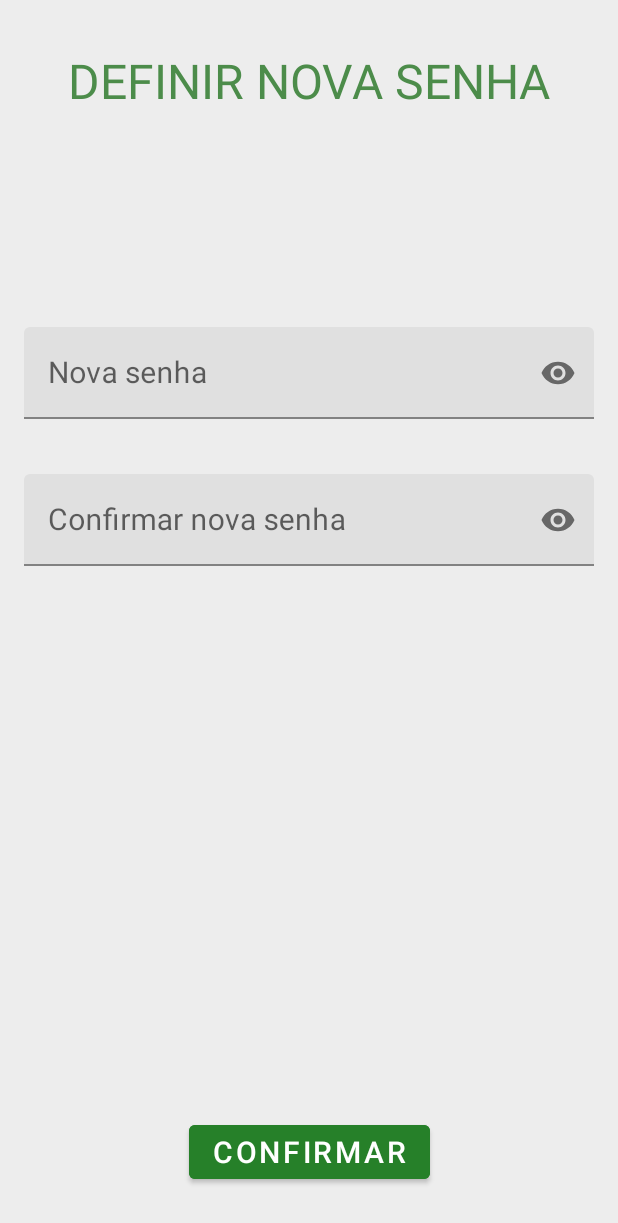
After one commit to Projeto-Integrador-6/Frontend, an Android app: the NewPasswordFragment screen opened through its navigation route, on a phone screen of 412 x 824 dp. The commit adds this screen. Shown: the top 1223 px of the screen. Run offline under Robolectric (Android 15) with nearby library versions, the phone set to English and light mode, and no system bars; 1 statement that could not run was skipped.

Commit message:
Fluxo do primeiro login

```diff
--- /dev/null
+++ b/app/src/main/java/com/pi/ativas/firstLogin/NewPasswordFragment.kt
@@ -0,0 +1,65 @@
+package com.pi.ativas.firstLogin
+
+import android.os.Bundle
+import android.view.LayoutInflater
+import android.view.View
+import android.view.ViewGroup
+import android.widget.Toast
+import androidx.fragment.app.Fragment
+import androidx.navigation.fragment.findNavController
+import com.google.android.material.dialog.MaterialAlertDialogBuilder
+import com.pi.ativas.R
+import com.pi.ativas.databinding.FragmentNewPasswordBinding
+
+class NewPasswordFragment : Fragment(){
+
+    private lateinit var binding: FragmentNewPasswordBinding
+
+    override fun onCreate(savedInstanceState: Bundle?) {
+        super.onCreate(savedInstanceState)
+    }
+
+    override fun onCreateView(
+        inflater: LayoutInflater,
+        container: ViewGroup?,
+        savedInstanceState: Bundle?
+    ): View? {
+
+        binding = FragmentNewPasswordBinding.inflate(layoutInflater)
+        initViews()
+
+        return binding.root
+    }
+
+
+    private fun initViews(){
+        with(binding){
+            btnConfirmar.setOnClickListener {
+                confirmNewPasswordLayout.error = null
+                newPasswordLayout.error = null
+                if (isValidPassword(txtNewPassword.text.toString().trim())){
+                    if(txtNewPassword.text.toString() == txtConfirmNewPassword.text.toString()){
+                        callNewPassword()
+                    }else{
+                        confirmNewPasswordLayout.error = "Confirmação de senha incorreta!"
+                    }
+
+                }else {
+                    newPasswordLayout.error = "Senha muito fraca!"
+                }
+            }
+        }
+    }
+
+    private fun callNewPassword(){
+        MaterialAlertDialogBuilder(requireContext())
+            .setTitle("NOVA SENHA DEFINIDA COM SUCESSO")
+            .setMessage("Volte a tela de login e use suas novas credenciais!")
+            .setPositiveButton("OK") { dialog, which ->
+                findNavController().navigate(R.id.action_newPasswordFragment_to_loginFragment)
+            }
+            .show()
+    }
+
+
+}
--- /dev/null
+++ b/app/src/main/res/layout/fragment_new_password.xml
@@ -0,0 +1,83 @@
+<?xml version="1.0" encoding="utf-8"?>
+<androidx.constraintlayout.widget.ConstraintLayout
+    xmlns:android="http://schemas.android.com/apk/res/android"
+    xmlns:app="http://schemas.android.com/apk/res-auto"
+    xmlns:tools="http://schemas.android.com/tools"
+    android:layout_width="match_parent"
+    android:layout_height="match_parent">
+
+    <com.google.android.material.textview.MaterialTextView
+        android:id="@+id/titleNewPassword"
+        android:layout_width="match_parent"
+        android:layout_height="wrap_content"
+        android:text="@string/definir_nova_senha"
+        android:textAlignment="center"
+        android:textAllCaps="true"
+        android:textColor="@color/primaryLightColor"
+        android:textSize="32sp"
+        android:layout_marginTop="32dp"
+        app:layout_constraintTop_toTopOf="parent"/>
+
+    <com.google.android.material.textfield.TextInputLayout
+        android:id="@+id/newPasswordLayout"
+        android:layout_width="match_parent"
+        android:layout_height="wrap_content"
+        android:layout_marginTop="32dp"
+        android:layout_marginHorizontal="16dp"
+        app:endIconMode="password_toggle"
+        app:errorEnabled="true"
+        app:layout_constraintTop_toBottomOf="@id/titleNewPassword"
+        app:layout_constraintStart_toStartOf="parent"
+        app:layout_constraintEnd_toEndOf="parent"
+        app:layout_constraintBottom_toTopOf="@id/btnConfirmar"
+        app:layout_constraintVertical_bias="0.2"
+        android:hint="@string/nova_senha"
+        app:hintTextColor="@color/black">
+
+        <com.google.android.material.textfield.TextInputEditText
+            android:id="@+id/txtNewPassword"
+            android:layout_width="match_parent"
+            android:layout_height="wrap_content"
+            android:inputType="textPassword"
+            android:textSize="20sp" />
+
+    </com.google.android.material.textfield.TextInputLayout>
+
+    <com.google.android.material.textfield.TextInputLayout
+        android:id="@+id/confirmNewPasswordLayout"
+        android:layout_width="match_parent"
+        android:layout_height="wrap_content"
+        android:layout_marginTop="16dp"
+        android:layout_marginHorizontal="16dp"
+        app:endIconMode="password_toggle"
+        app:errorEnabled="true"
+        app:layout_constraintTop_toBottomOf="@id/newPasswordLayout"
+        app:layout_constraintStart_toStartOf="parent"
+        app:layout_constraintEnd_toEndOf="parent"
+        android:hint="@string/confirmar_nova_senha"
+        app:hintTextColor="@color/black">
+
+        <com.google.android.material.textfield.TextInputEditText
+            android:id="@+id/txtConfirmNewPassword"
+            android:layout_width="match_parent"
+            android:layout_height="wrap_content"
+            android:inputType="textPassword"
+            android:textSize="20sp" />
+
+    </com.google.android.material.textfield.TextInputLayout>
+
+    <com.google.android.material.button.MaterialButton
+        android:id="@+id/btnConfirmar"
+        android:layout_width="wrap_content"
+        android:layout_height="wrap_content"
+        android:backgroundTint="@color/backgroundBottom"
+        android:text="@string/confirmar"
+        android:textColor="@color/white"
+        android:textSize="20sp"
+        android:layout_marginBottom="32dp"
+        android:layout_marginHorizontal="16dp"
+        app:layout_constraintStart_toStartOf="parent"
+        app:layout_constraintEnd_toEndOf="parent"
+        app:layout_constraintBottom_toBottomOf="parent"/>
+
+</androidx.constraintlayout.widget.ConstraintLayout>
--- a/app/src/main/res/navigation/navigation.xml
+++ b/app/src/main/res/navigation/navigation.xml
@@ -24,10 +24,19 @@
         tools:layout="@layout/fragment_login">
         <action
             android:id="@+id/action_loginFragment_to_homeStudentFragment"
-            app:destination="@id/homeStudentFragment" />
+            app:destination="@id/homeStudentFragment"
+            app:popUpTo="@id/loginFragment"
+            app:popUpToInclusive="true"/>
         <action
             android:id="@+id/action_loginFragment_to_homeTeacherFragment"
-            app:destination="@id/homeTeacherFragment" />
+            app:destination="@id/homeTeacherFragment"
+            app:popUpTo="@id/loginFragment"
+            app:popUpToInclusive="true"/>
+        <action
+            android:id="@+id/action_loginFragment_to_newPasswordFragment"
+            app:destination="@id/newPasswordFragment"
+            app:popUpTo="@id/loginFragment"
+            app:popUpToInclusive="true"/>
     </fragment>
     <fragment
         android:id="@+id/homeStudentFragment"
@@ -39,4 +48,15 @@
         android:name="com.pi.ativas.teacher.HomeTeacherFragment"
         android:label="fragment_home_teacher"
         tools:layout="@layout/fragment_home_teacher" />
+    <fragment
+        android:id="@+id/newPasswordFragment"
+        android:name="com.pi.ativas.firstLogin.NewPasswordFragment"
+        android:label="NewPasswordFragment"
+        tools:layout="@layout/fragment_new_password">
+        <action
+            android:id="@+id/action_newPasswordFragment_to_loginFragment"
+            app:destination="@id/loginFragment"
+            app:popUpTo="@id/newPasswordFragment"
+            app:popUpToInclusive="true"/>
+    </fragment>
 </navigation>
--- a/app/src/main/res/values/strings.xml
+++ b/app/src/main/res/values/strings.xml
@@ -5,4 +5,8 @@
     <string name="log_in">Entrar</string>
     <string name="password">Senha</string>
     <string name="options_log_in">E-mail ou Matrícula</string>
+    <string name="nova_senha">Nova senha</string>
+    <string name="confirmar_nova_senha">Confirmar nova senha</string>
+    <string name="definir_nova_senha">Definir nova senha</string>
+    <string name="confirmar">confirmar</string>
 </resources>
```
Also changed, not shown: app/src/main/java/com/pi/ativas/firstLogin/Utils.kt (added, +12 -0 lines), app/src/main/java/com/pi/ativas/login/LoginFragment.kt (+35 -9 lines).
